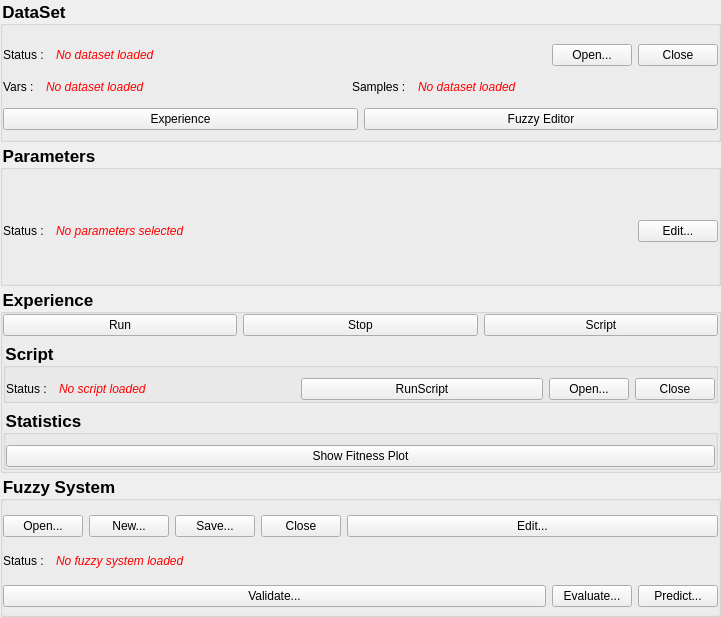
This is fuge-lc/fugemain.ui in ThibaultSchowing/FUGE-LC as Qt 5 draws it before an edit. The edited form follows.
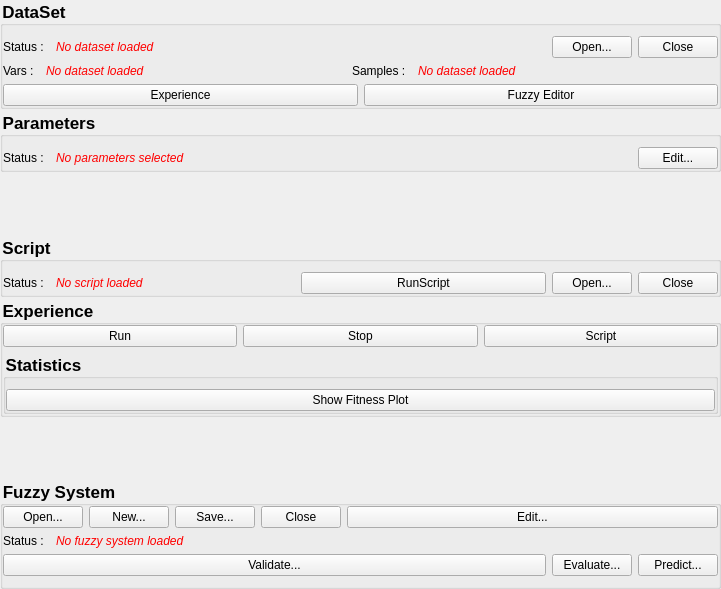
This is the edited form. Icons and pictures are not drawn.

```diff
--- a/fuge-lc/fugemain.ui
+++ b/fuge-lc/fugemain.ui
@@ -7,13 +7,19 @@
     <x>0</x>
     <y>0</y>
     <width>721</width>
-    <height>617</height>
+    <height>589</height>
    </rect>
   </property>
+  <property name="sizePolicy">
+   <sizepolicy hsizetype="Preferred" vsizetype="MinimumExpanding">
+    <horstretch>0</horstretch>
+    <verstretch>0</verstretch>
+   </sizepolicy>
+  </property>
   <property name="minimumSize">
    <size>
     <width>432</width>
-    <height>592</height>
+    <height>400</height>
    </size>
   </property>
   <property name="windowTitle">
@@ -388,84 +394,17 @@
      </widget>
     </item>
     <item>
-     <widget class="QGroupBox" name="groupBox_Experience">
-      <property name="sizePolicy">
-       <sizepolicy hsizetype="Expanding" vsizetype="Preferred">
-        <horstretch>0</horstretch>
-        <verstretch>0</verstretch>
-       </sizepolicy>
+     <spacer name="verticalSpacer">
+      <property name="orientation">
+       <enum>Qt::Vertical</enum>
       </property>
-      <property name="styleSheet">
-       <string notr="true">QGroupBox
-{
-	
-	font-size: 13pt;
-    font-weight: bold;
-}
-</string>
+      <property name="sizeHint" stdset="0">
+       <size>
+        <width>20</width>
+        <height>0</height>
+       </size>
       </property>
-      <property name="title">
-       <string>Experience</string>
-      </property>
-      <property name="flat">
-       <bool>false</bool>
-      </property>
-      <layout class="QVBoxLayout" name="verticalLayout_4">
-       <property name="margin" stdset="0">
-        <number>0</number>
-       </property>
-       <item>
-        <layout class="QHBoxLayout" name="horizontalLayout_3">
-         <item>
-          <layout class="QHBoxLayout" name="horizontalLayout">
-           <property name="leftMargin">
-            <number>0</number>
-           </property>
-           <item>
-            <widget class="QPushButton" name="btRun">
-             <property name="sizePolicy">
-              <sizepolicy hsizetype="Minimum" vsizetype="Fixed">
-               <horstretch>0</horstretch>
-               <verstretch>0</verstretch>
-              </sizepolicy>
-             </property>
-             <property name="text">
-              <string>Run</string>
-             </property>
-            </widget>
-           </item>
-           <item>
-            <widget class="QPushButton" name="btStop">
-             <property name="sizePolicy">
-              <sizepolicy hsizetype="Minimum" vsizetype="Fixed">
-               <horstretch>0</horstretch>
-               <verstretch>0</verstretch>
-              </sizepolicy>
-             </property>
-             <property name="text">
-              <string>Stop</string>
-             </property>
-            </widget>
-           </item>
-           <item>
-            <widget class="QPushButton" name="btScript">
-             <property name="sizePolicy">
-              <sizepolicy hsizetype="Minimum" vsizetype="Fixed">
-               <horstretch>0</horstretch>
-               <verstretch>0</verstretch>
-              </sizepolicy>
-             </property>
-             <property name="focusPolicy">
-              <enum>Qt::StrongFocus</enum>
-             </property>
-             <property name="text">
-              <string>Script</string>
-             </property>
-            </widget>
-           </item>
-          </layout>
-         </item>
-        </layout>
+     </spacer>
        </item>
        <item>
         <widget class="QGroupBox" name="groupBox_Script">
@@ -601,6 +540,86 @@
         </widget>
        </item>
        <item>
+     <widget class="QGroupBox" name="groupBox_Experience">
+      <property name="sizePolicy">
+       <sizepolicy hsizetype="Expanding" vsizetype="Preferred">
+        <horstretch>0</horstretch>
+        <verstretch>0</verstretch>
+       </sizepolicy>
+      </property>
+      <property name="styleSheet">
+       <string notr="true">QGroupBox
+{
+	
+	font-size: 13pt;
+    font-weight: bold;
+}
+</string>
+      </property>
+      <property name="title">
+       <string>Experience</string>
+      </property>
+      <property name="flat">
+       <bool>false</bool>
+      </property>
+      <layout class="QVBoxLayout" name="verticalLayout_4">
+       <property name="margin" stdset="0">
+        <number>0</number>
+       </property>
+       <item>
+        <layout class="QHBoxLayout" name="horizontalLayout_3">
+         <item>
+          <layout class="QHBoxLayout" name="horizontalLayout">
+           <property name="leftMargin">
+            <number>0</number>
+           </property>
+           <item>
+            <widget class="QPushButton" name="btRun">
+             <property name="sizePolicy">
+              <sizepolicy hsizetype="Minimum" vsizetype="Fixed">
+               <horstretch>0</horstretch>
+               <verstretch>0</verstretch>
+              </sizepolicy>
+             </property>
+             <property name="text">
+              <string>Run</string>
+             </property>
+            </widget>
+           </item>
+           <item>
+            <widget class="QPushButton" name="btStop">
+             <property name="sizePolicy">
+              <sizepolicy hsizetype="Minimum" vsizetype="Fixed">
+               <horstretch>0</horstretch>
+               <verstretch>0</verstretch>
+              </sizepolicy>
+             </property>
+             <property name="text">
+              <string>Stop</string>
+             </property>
+            </widget>
+           </item>
+           <item>
+            <widget class="QPushButton" name="btScript">
+             <property name="sizePolicy">
+              <sizepolicy hsizetype="Minimum" vsizetype="Fixed">
+               <horstretch>0</horstretch>
+               <verstretch>0</verstretch>
+              </sizepolicy>
+             </property>
+             <property name="focusPolicy">
+              <enum>Qt::StrongFocus</enum>
+             </property>
+             <property name="text">
+              <string>Script</string>
+             </property>
+            </widget>
+           </item>
+          </layout>
+         </item>
+        </layout>
+       </item>
+       <item>
         <widget class="QGroupBox" name="groupBox_Statistics">
          <property name="sizePolicy">
           <sizepolicy hsizetype="Expanding" vsizetype="Preferred">
@@ -653,8 +672,24 @@
       </layout>
      </widget>
     </item>
+    <item>
+     <spacer name="verticalSpacer_2">
+      <property name="orientation">
+       <enum>Qt::Vertical</enum>
+      </property>
+      <property name="sizeHint" stdset="0">
+       <size>
+        <width>20</width>
+        <height>40</height>
+       </size>
+      </property>
+     </spacer>
+    </item>
     <item>
      <widget class="QGroupBox" name="groupBox_FuzzySystem">
+      <property name="enabled">
+       <bool>true</bool>
+      </property>
       <property name="sizePolicy">
        <sizepolicy hsizetype="Expanding" vsizetype="Preferred">
         <horstretch>0</horstretch>
@@ -681,13 +716,13 @@
         <number>0</number>
        </property>
        <property name="topMargin">
-        <number>10</number>
+        <number>0</number>
        </property>
        <property name="rightMargin">
         <number>0</number>
        </property>
        <property name="bottomMargin">
-        <number>0</number>
+        <number>10</number>
        </property>
        <item>
         <layout class="QHBoxLayout" name="horizontalLayout_10">
```
Lines whose indentation alone changed are shown as unchanged.
